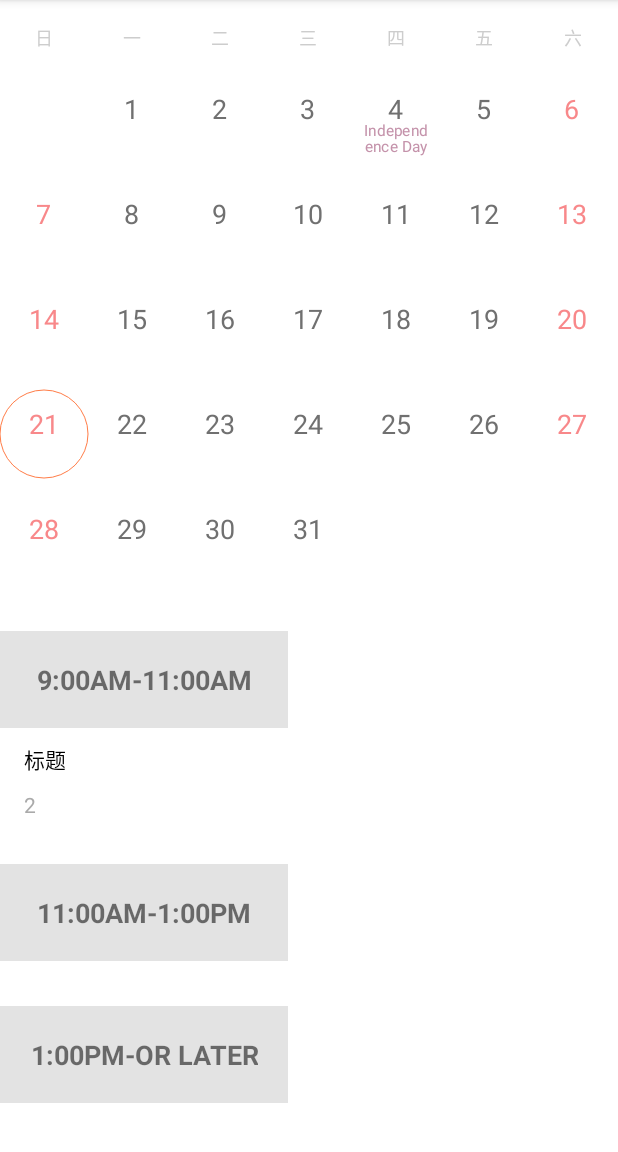
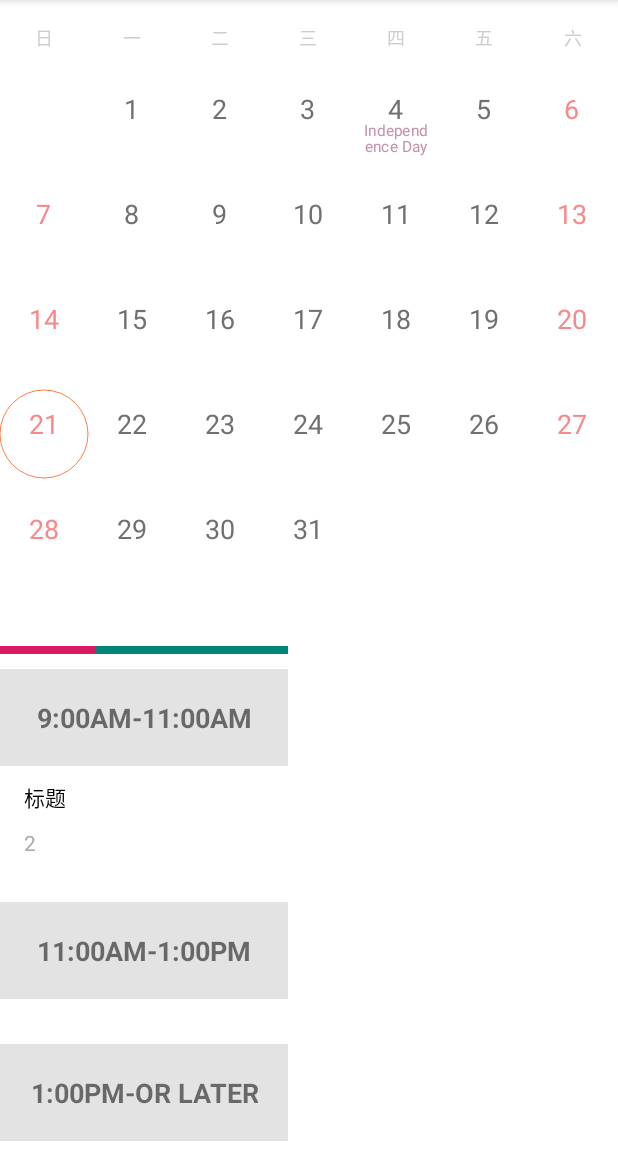
Before and after one commit to zhuandian/MedicineService, an Android app: the screen it shows after launch (MainActivity), on a phone screen of 412 x 824 dp, the part 84-1236 px from its top. Run offline under Robolectric (Android 15) with nearby library versions, the phone set to English and light mode, and no system bars.

Commit message:
添加进度指示条

```diff
--- a/app/src/main/java/com/zhuandian/medicineserver/AddMedicineActivity.java
+++ b/app/src/main/java/com/zhuandian/medicineserver/AddMedicineActivity.java
@@ -164,9 +164,10 @@ public class AddMedicineActivity extends AppCompatActivity {
                 e.printStackTrace();
             }
             formatJson(content);
-        }else {
+        } else {
             new AlertDialog.Builder(AddMedicineActivity.this)
-                    .setTitle("Make sure there is a file config.tex in the root directory！")
+                    .setTitle("Fail !！")
+                    .setMessage("Make sure there is a file config.tex in the root directory")
                     .create()
                     .show();
         }
@@ -186,6 +187,7 @@ public class AddMedicineActivity extends AppCompatActivity {
 
         new AlertDialog.Builder(AddMedicineActivity.this)
                 .setTitle("Import file success ！")
+                .setMessage("Import file success ")
                 .create()
                 .show();
     }
--- a/app/src/main/java/com/zhuandian/medicineserver/datepicker/view/MyListView.java
+++ b/app/src/main/java/com/zhuandian/medicineserver/datepicker/view/MyListView.java
@@ -1,9 +1,11 @@
 package com.zhuandian.medicineserver.datepicker.view;
 
+import android.annotation.SuppressLint;
 import android.content.Context;
 import android.util.AttributeSet;
 import android.view.View;
 import android.widget.LinearLayout;
+import android.widget.TextView;
 
 import com.zhuandian.medicineserver.R;
 import com.zhuandian.medicineserver.entity.DbEntity;
@@ -19,6 +21,9 @@ public class MyListView extends LinearLayout {
     private final LinearLayout itemContainer3;
     private final LinearLayout itemContainer2;
     private final LinearLayout itemContainer1;
+    private final TextView tvIndex1;
+    private final TextView tvIndex2;
+    private final TextView tvIndex3;
     private View view;
     private Context context;
 
@@ -38,9 +43,13 @@ public class MyListView extends LinearLayout {
         itemContainer1 = view.findViewById(R.id.ll_item_container_1);
         itemContainer2 = view.findViewById(R.id.ll_item_container_2);
         itemContainer3 = view.findViewById(R.id.ll_item_container_3);
+        tvIndex1 = view.findViewById(R.id.tv_index_1);
+        tvIndex2 = view.findViewById(R.id.tv_index_2);
+        tvIndex3 = view.findViewById(R.id.tv_index_3);
         addView(view);
     }
 
+    @SuppressLint("ResourceAsColor")
     public void initView(List<DbEntity> dbEntityList) {
 
         List<ItemEntity.SubItem> subItemList1 = new ArrayList<>();
@@ -67,6 +76,12 @@ public class MyListView extends LinearLayout {
             }
         }
 
+
+        tvIndex1.setBackgroundColor(getResources().getColor(subItemList1.size() > 0 ? R.color.colorAccent : R.color.colorPrimary));
+        tvIndex2.setBackgroundColor(getResources().getColor(subItemList2.size() > 0 ? R.color.colorAccent : R.color.colorPrimary));
+        tvIndex3.setBackgroundColor(getResources().getColor(subItemList3.size() > 0 ? R.color.colorAccent : R.color.colorPrimary));
+
+
         for (ItemEntity.SubItem subItem : subItemList1) {
             ContentItemViewAbs child = new ContentItemViewAbs(context);
             child.initView(subItem);
@@ -82,7 +97,7 @@ public class MyListView extends LinearLayout {
         for (ItemEntity.SubItem subItem : subItemList3) {
             ContentItemViewAbs child = new ContentItemViewAbs(context);
             child.initView(subItem);
-            itemContainer2.addView(child);
+            itemContainer3.addView(child);
         }
 
 
--- a/app/src/main/res/layout/view_my_list_view.xml
+++ b/app/src/main/res/layout/view_my_list_view.xml
@@ -4,6 +4,36 @@
     android:layout_height="wrap_content"
     android:background="@color/colorWhite"
     android:orientation="vertical">
+
+
+
+    <LinearLayout
+        android:layout_marginTop="10dp"
+        android:layout_marginBottom="10dp"
+        android:layout_width="match_parent"
+        android:layout_height="5dp">
+
+        <TextView
+            android:id="@+id/tv_index_1"
+            android:layout_width="0dp"
+            android:layout_height="match_parent"
+            android:layout_weight="1"
+            android:background="@color/colorPrimary" />
+
+        <TextView
+            android:id="@+id/tv_index_2"
+            android:layout_width="0dp"
+            android:layout_height="match_parent"
+            android:layout_weight="1"
+            android:background="@color/colorPrimary" />
+
+        <TextView
+            android:id="@+id/tv_index_3"
+            android:layout_width="0dp"
+            android:layout_height="match_parent"
+            android:layout_weight="1"
+            android:background="@color/colorWhite" />
+    </LinearLayout>
 
     <TextView
         android:layout_width="match_parent"
@@ -20,10 +50,11 @@
         android:layout_width="match_parent"
         android:layout_height="wrap_content"
         android:orientation="vertical" />
+
     <TextView
-        android:layout_marginTop="30dp"
         android:layout_width="match_parent"
         android:layout_height="wrap_content"
+        android:layout_marginTop="30dp"
         android:background="#e3e3e3"
         android:gravity="center"
         android:padding="20dp"
@@ -36,10 +67,11 @@
         android:layout_width="match_parent"
         android:layout_height="wrap_content"
         android:orientation="vertical" />
+
     <TextView
-        android:layout_marginTop="30dp"
         android:layout_width="match_parent"
         android:layout_height="wrap_content"
+        android:layout_marginTop="30dp"
         android:background="#e3e3e3"
         android:gravity="center"
         android:padding="20dp"
```
